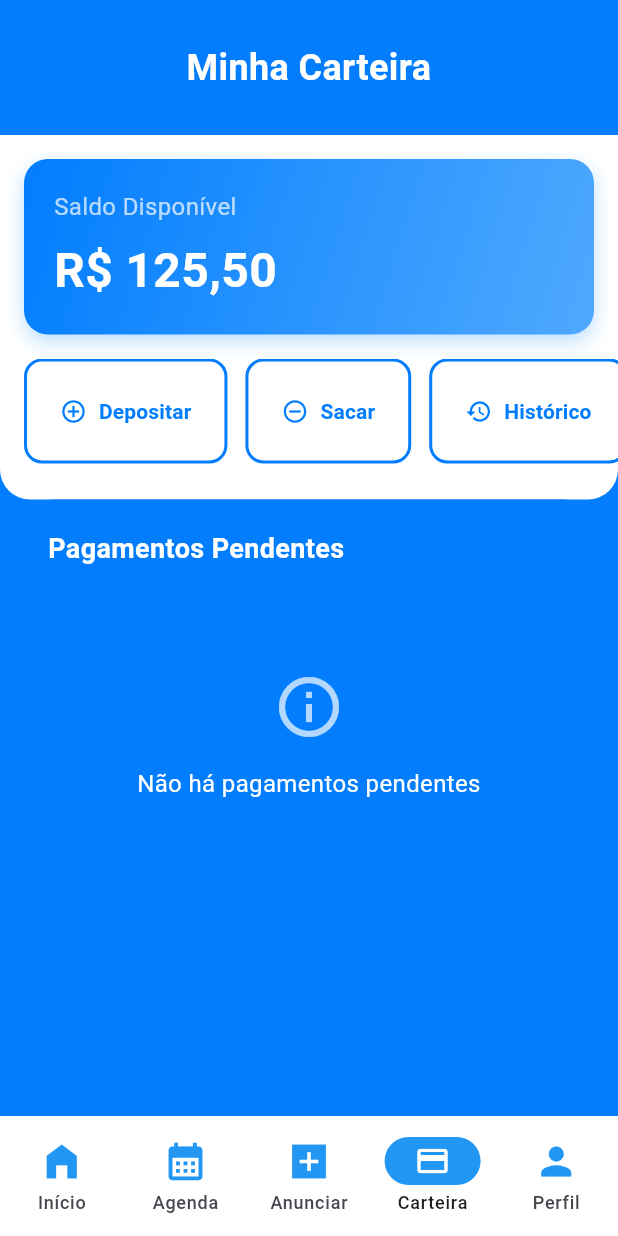
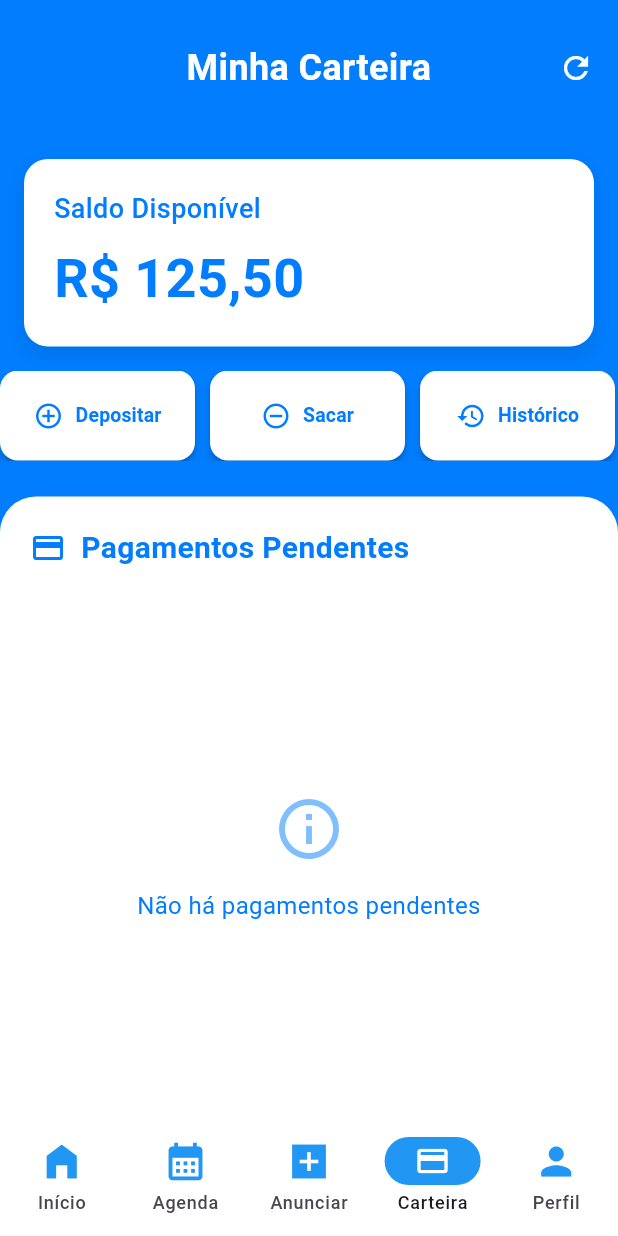
Before and after one commit to ericdiasblu/servblu, a Flutter app: the CarteiraScreen screen opened by its route, on a phone screen of 412 x 824 dp. Run offline on Flutter 3.47's test engine with Material 3 defaults, Android fonts, the phone set to English and light mode, and no system bars; our stand-ins replace email_validator, firebase_core, firebase_messaging, flutter_animate, flutter_local_notifications, flutter_masked_text2 and 7 more; accounts and stored records are empty; network calls fail.

Commit message:
design carteira e navegação notificação

```diff
--- a/lib/router/router.dart
+++ b/lib/router/router.dart
@@ -119,6 +119,13 @@ final router = GoRouter(
             GoRoute(
               path: Routes.homePage,
               builder: (context, state) => HomePageContent(),
+              routes: [
+                // Subrotas da Home
+                GoRoute(
+                  path: 'notificacoes',
+                  builder: (context, state) => NotificationScreen(),
+                ),
+              ],
             ),
           ],
         ),
--- a/lib/router/routes.dart
+++ b/lib/router/routes.dart
@@ -6,7 +6,7 @@ class Routes {
   static const String homePage = '/home';
   static const String schedulePage = '/agenda';
   static const String servicePage = '/anunciar';
-  static const String notificationPage = '/notificacoes';
+  static const String notificationPage = '/home/notificacoes';
   static const String profilePage = '/perfil';
   static const String resetPasswordPage = '/reset';
   static const String searchPage = '/search';
--- a/lib/screens/home_page/home_screen.dart
+++ b/lib/screens/home_page/home_screen.dart
@@ -163,8 +163,8 @@ class _HomePageContentState extends State<HomePageContent> {
                 ),
                 // Elemento alinhado à direita
                 GestureDetector(
-                onTap: () => context.go(Routes.notificationPage),
-                child: Icon(Icons.notifications, color: Colors.white, size: 30),
+                  onTap: () => context.go(Routes.notificationPage),
+                  child: Icon(Icons.notifications, color: Colors.white, size: 30),
                 ),
               ],
             ),
--- a/lib/screens/notification_page/notification_screen.dart
+++ b/lib/screens/notification_page/notification_screen.dart
@@ -1,4 +1,5 @@
 import 'package:flutter/material.dart';
+import 'package:go_router/go_router.dart';
 import 'package:servblu/widgets/build_header.dart';
 import 'package:supabase_flutter/supabase_flutter.dart';
 import 'package:timeago/timeago.dart' as timeago;
@@ -6,6 +7,7 @@ import 'package:timeago/timeago.dart' as timeago;
 
 import '../../models/notificacao/notificacao.dart';
 import '../../models/notificacao/notification_repository.dart';
+import '../../router/routes.dart';
 import '../../widgets/tool_loading.dart';
 
 class NotificationScreen extends StatefulWidget {
@@ -77,7 +79,16 @@ class _NotificationScreenState extends State<NotificationScreen> {
     return Scaffold(
       body: Column(
         children: [
-          BuildHeader(title: 'Notificações', backPage: false, refresh: true,onRefresh: _carregarNotificacoes,),
+          BuildHeader(
+            title: 'Notificações',
+            backPage: true,
+            onBack: () {
+              // Use GoRouter to navigate back to profile page
+              context.go(Routes.homePage);
+            },
+            refresh: true,
+            onRefresh: _carregarNotificacoes,
+          ),
           Expanded(
             child: _isLoading
                 ? Center(child:ToolLoadingIndicator(color: Colors.blue, size: 45))
--- a/lib/screens/pagamento/carteira_screen.dart
+++ b/lib/screens/pagamento/carteira_screen.dart
@@ -70,26 +70,36 @@ class _CarteiraScreenState extends State<CarteiraScreen> {
   }
 
   Future<void> _carregarAgendamentos() async {
+    if (mounted) {
       setState(() {
         _isLoading = true;
       });
+    }
 
     try {
       final idCliente = supabase.auth.currentUser!.id;
       final agendamentos =
       await _agendamentoService.listarAgendamentosPorCliente(idCliente);
 
+      if (mounted) {
+        setState(() {
           _agendamentosPendentes = agendamentos
               .where((a) => a.status == 'solicitado' && a.isPix == true)
               .toList();
+        });
+      }
     } catch (e) {
+      if (mounted) {
         ScaffoldMessenger.of(context).showSnackBar(
           SnackBar(content: Text('Erro ao carregar agendamentos: $e')),
         );
+      }
     } finally {
+      if (mounted) {
         setState(() {
           _isLoading = false;
         });
+      }
     }
   }
 
@@ -108,10 +118,15 @@ class _CarteiraScreenState extends State<CarteiraScreen> {
   }
 
   void _verHistorico() {
-    // Scroll automático até a seção de histórico (opcional no futuro)
     ScaffoldMessenger.of(context).showSnackBar(
       const SnackBar(
           content: Text('Função de histórico será expandida em breve')),
+    );
+  }
+
+  void _verificarPagamentos() {
+    ScaffoldMessenger.of(context).showSnackBar(
+      const SnackBar(content: Text('Função de verificar pagamentos em breve')),
     );
   }
 
@@ -129,53 +144,30 @@ class _CarteiraScreenState extends State<CarteiraScreen> {
       backgroundColor: const Color(0xFF017DFE),
       body: _isLoading
           ? const Center(
-              child: ToolLoadingIndicator(color: Colors.blue, size: 45),
+        child: ToolLoadingIndicator(color: Colors.white, size: 45),
       )
-          : RefreshIndicator(
-              onRefresh: _carregarAgendamentos,
-              child: SingleChildScrollView(
-                physics: const AlwaysScrollableScrollPhysics(),
+          : SafeArea(
         child: Column(
           crossAxisAlignment: CrossAxisAlignment.start,
           children: [
           BuildHeader(
           title: 'Minha Carteira',
           backPage: false,
-                      refresh: false,
+          refresh: true,
+          onRefresh: () => _carregarAgendamentos(),
         ),
 
-                    // Área branca: Saldo e botões
-                    Container(
-                      width: double.infinity,
-                      decoration: const BoxDecoration(
-                        color: Colors.white,
-                        borderRadius: BorderRadius.only(
-                          bottomLeft: Radius.circular(20),
-                          bottomRight: Radius.circular(20),
-                        ),
-                      ),
-                      child: Column(
-                        crossAxisAlignment: CrossAxisAlignment.start,
-                        children: [
         // Card do Saldo
         Padding(
-                            padding: const EdgeInsets.symmetric(
-                                horizontal: 16, vertical: 16),
+          padding: const EdgeInsets.all(16),
           child: Container(
             width: double.infinity,
             decoration: BoxDecoration(
-                                gradient: const LinearGradient(
-                                  colors: [
-                                    Color(0xFF017DFE),
-                                    Color(0xFF4FA9FE),
-                                  ],
-                                  begin: Alignment.topLeft,
-                                  end: Alignment.bottomRight,
-                                ),
+              color: Colors.white,
               borderRadius: BorderRadius.circular(16),
               boxShadow: [
                 BoxShadow(
-                                    color: Colors.blue.withOpacity(0.3),
+                  color: Colors.black.withOpacity(0.1),
                   blurRadius: 10,
                   offset: const Offset(0, 5),
                 ),
@@ -188,16 +180,17 @@ class _CarteiraScreenState extends State<CarteiraScreen> {
                 const Text(
                   'Saldo Disponível',
                   style: TextStyle(
-                                      color: Colors.white70,
-                                      fontSize: 16,
+                    color: Color(0xFF017DFE),
+                    fontSize: 18,
+                    fontWeight: FontWeight.w500,
                   ),
                 ),
                 const SizedBox(height: 8),
                 Text(
                   _formatarValor(_saldo),
                   style: const TextStyle(
-                                      color: Colors.white,
-                                      fontSize: 32,
+                    color: Color(0xFF017DFE),
+                    fontSize: 36,
                     fontWeight: FontWeight.bold,
                   ),
                 ),
@@ -206,42 +199,66 @@ class _CarteiraScreenState extends State<CarteiraScreen> {
           ),
         ),
 
-                          // Botões de ação scrolláveis
-                          SizedBox(
-                            height: 70,
+        // Botões de ação em formato slide
+        Padding(
+          padding: const EdgeInsets.symmetric(horizontal: 0),
+          child: SizedBox(
+            height: 60,
             child: ListView.builder(
               scrollDirection: Axis.horizontal,
-                              padding:
-                                  const EdgeInsets.symmetric(horizontal: 16),
               itemCount: _actionButtons.length,
+              itemExtent: 140,
               itemBuilder: (context, index) {
                 final action = _actionButtons[index];
                 return Padding(
-                                  padding: const EdgeInsets.only(right: 12),
-                                  child: _buildActionButton(action['icon'],
-                                      action['label'], action['onTap']),
+                  padding: const EdgeInsets.only(right: 10),
+                  child: _buildActionButton(
+                      action['icon'], action['label'], action['onTap']),
                 );
               },
             ),
           ),
+        ),
+
         const SizedBox(height: 24),
+
+        // Pagamentos Pendentes - Seção expandida e que ocupa até o final
+        Expanded(
+          child: Container(
+            width: double.infinity,
+            decoration: const BoxDecoration(
+              color: Colors.white,
+              borderRadius: BorderRadius.only(
+                topLeft: Radius.circular(24),
+                topRight: Radius.circular(24),
+              ),
+            ),
+            child: Column(
+              crossAxisAlignment: CrossAxisAlignment.start,
+              children: [
+                Padding(
+                  padding: const EdgeInsets.all(20),
+                  child: Row(
+                    children: [
+                      Icon(Icons.payment,
+                          color: Color(0xFF017DFE), size: 24),
+                      const SizedBox(width: 10),
+                      Text(
+                        'Pagamentos Pendentes',
+                        style: TextStyle(
+                          fontSize: 20,
+                          fontWeight: FontWeight.bold,
+                          color: Color(0xFF017DFE),
+                        ),
+                      ),
                     ],
                   ),
                 ),
-
-                    // Área azul: Pagamentos Pendentes
-                    Padding(
-                      padding: const EdgeInsets.symmetric(horizontal: 16),
-                      child: Column(
-                        crossAxisAlignment: CrossAxisAlignment.start,
-                        children: [
-                          _buildSectionTitle('Pagamentos Pendentes'),
-                          const SizedBox(height: 16),
-                          _agendamentosPendentes.isEmpty
+                Expanded(
+                  child: _agendamentosPendentes.isEmpty
                       ? _buildEmptyState('Não há pagamentos pendentes')
                       : ListView.builder(
-                                  shrinkWrap: true,
-                                  physics: const NeverScrollableScrollPhysics(),
+                    padding: const EdgeInsets.only(bottom: 20),
                     itemCount: _agendamentosPendentes.length,
                     itemBuilder: (context, index) {
                       final agendamento =
@@ -249,58 +266,42 @@ class _CarteiraScreenState extends State<CarteiraScreen> {
                       return _buildAgendamentoCard(agendamento);
                     },
                   ),
+                ),
+              ],
+            ),
+          ),
+        ),
+
       ],
     ),
     ),
 
-                    const SizedBox(height: 24),
-                  ],
-                ),
-              ),
-            ),
-    );
-  }
 
-  void _verificarPagamentos() {
-    ScaffoldMessenger.of(context).showSnackBar(
-      const SnackBar(content: Text('Função de verificar pagamentos em breve')),
+
+
+
     );
   }
 
   Widget _buildActionButton(IconData icon, String label, VoidCallback onTap) {
-    return OutlinedButton.icon(
+    return ElevatedButton.icon(
       onPressed: onTap,
-      style: OutlinedButton.styleFrom(
-        foregroundColor: const Color(0xFF017DFE),
+      style: ElevatedButton.styleFrom(
+        foregroundColor: Color(0xFF017DFE),
         backgroundColor: Colors.white,
-        side: const BorderSide(color: Color(0xFF017DFE), width: 2),
-        padding: const EdgeInsets.symmetric(horizontal: 24, vertical: 14),
+        padding: const EdgeInsets.symmetric(horizontal: 12, vertical: 8),
         shape: RoundedRectangleBorder(
           borderRadius: BorderRadius.circular(12),
         ),
+        elevation: 2,
       ),
-      icon: Icon(icon),
-      label: Text(label, style: const TextStyle(fontWeight: FontWeight.bold)),
-    );
-  }
-
-  Widget _buildSectionTitle(String title) {
-    return Container(
-      width: double.infinity,
-      padding: const EdgeInsets.fromLTRB(16, 20, 16, 20),
-      decoration: const BoxDecoration(
+      icon: Icon(icon, size: 20),
+      label: Text(
+        label,
+        style: const TextStyle(
+          fontWeight: FontWeight.bold,
+          fontSize: 13,
           color: Color(0xFF017DFE),
-        borderRadius: BorderRadius.only(
-          topLeft: Radius.circular(20),
-          topRight: Radius.circular(20),
-        ),
-      ),
-      child: Text(
-        title,
-        style: const TextStyle(
-          fontSize: 18,
-          fontWeight: FontWeight.bold,
-          color: Colors.white,
         ),
       ),
     );
@@ -308,16 +309,20 @@ class _CarteiraScreenState extends State<CarteiraScreen> {
 
   Widget _buildEmptyState(String message) {
     return Container(
-      padding: const EdgeInsets.all(32),
+      padding: const EdgeInsets.all(20),
       alignment: Alignment.center,
       child: Column(
+        mainAxisSize: MainAxisSize.min,
         children: [
-          Icon(Icons.info_outline, size: 48, color: Colors.white70),
+          Icon(Icons.info_outline, size: 48, color: Color(0xFF017DFE).withOpacity(0.5)),
           const SizedBox(height: 16),
           Text(
             message,
             textAlign: TextAlign.center,
-            style: const TextStyle(color: Colors.white, fontSize: 16),
+            style: TextStyle(
+              color: Color(0xFF017DFE),
+              fontSize: 16,
+            ),
           ),
         ],
       ),
@@ -326,15 +331,14 @@ class _CarteiraScreenState extends State<CarteiraScreen> {
 
   Widget _buildAgendamentoCard(Agendamento agendamento) {
     return Card(
-      color: Colors.transparent,
       margin: const EdgeInsets.symmetric(horizontal: 16, vertical: 8),
       shape: RoundedRectangleBorder(borderRadius: BorderRadius.circular(12)),
-      elevation: 0,
+      elevation: 2,
       child: Container(
         padding: const EdgeInsets.all(16),
         decoration: BoxDecoration(
-          color: Colors.white.withOpacity(0.1),
           borderRadius: BorderRadius.circular(12),
+          border: Border.all(color: Colors.grey.withOpacity(0.2)),
         ),
         child: Column(
           crossAxisAlignment: CrossAxisAlignment.start,
@@ -344,11 +348,14 @@ class _CarteiraScreenState extends State<CarteiraScreen> {
               style: const TextStyle(
                 fontWeight: FontWeight.bold,
                 fontSize: 16,
-                  color: Colors.white),
+                color: Color(0xFF333333),
+              ),
             ),
             const SizedBox(height: 8),
-            Text('Data: ${agendamento.dataServico}',
-                style: const TextStyle(color: Colors.white70)),
+            Text(
+              'Data: ${agendamento.dataServico}',
+              style: TextStyle(color: Colors.grey[700]),
+            ),
             const SizedBox(height: 12),
             Row(
               mainAxisAlignment: MainAxisAlignment.spaceBetween,
@@ -357,18 +364,23 @@ class _CarteiraScreenState extends State<CarteiraScreen> {
                   _formatarValor(agendamento.precoServico ?? 0),
                   style: const TextStyle(
                     fontWeight: FontWeight.bold,
-                      fontSize: 16,
-                      color: Colors.white),
+                    fontSize: 18,
+                    color: Color(0xFF017DFE),
+                  ),
                 ),
                 ElevatedButton(
                   onPressed: () {},
                   style: ElevatedButton.styleFrom(
-                    backgroundColor: Colors.white,
+                    backgroundColor: Color(0xFF017DFE),
+                    foregroundColor: Colors.white,
                     shape: RoundedRectangleBorder(
-                        borderRadius: BorderRadius.circular(8)),
+                      borderRadius: BorderRadius.circular(8),
                     ),
-                  child: const Text('Ver Pagamento',
-                      style: TextStyle(color: Color(0xFF017DFE))),
+                  ),
+                  child: const Text(
+                    'Ver Pagamento',
+                    style: TextStyle(fontWeight: FontWeight.bold),
+                  ),
                 ),
               ],
             ),
@@ -395,8 +407,10 @@ class _CarteiraScreenState extends State<CarteiraScreen> {
         transacao['titulo'],
         style: const TextStyle(fontWeight: FontWeight.w500),
       ),
-      subtitle: Text(_formatarData(transacao['data']),
-          style: TextStyle(color: Colors.grey[600], fontSize: 12)),
+      subtitle: Text(
+        _formatarData(transacao['data']),
+        style: TextStyle(color: Colors.grey[600], fontSize: 12),
+      ),
       trailing: Text(
         _formatarValor(transacao['valor'].abs()),
         style: TextStyle(
```
Lines whose indentation alone changed are shown as unchanged.
